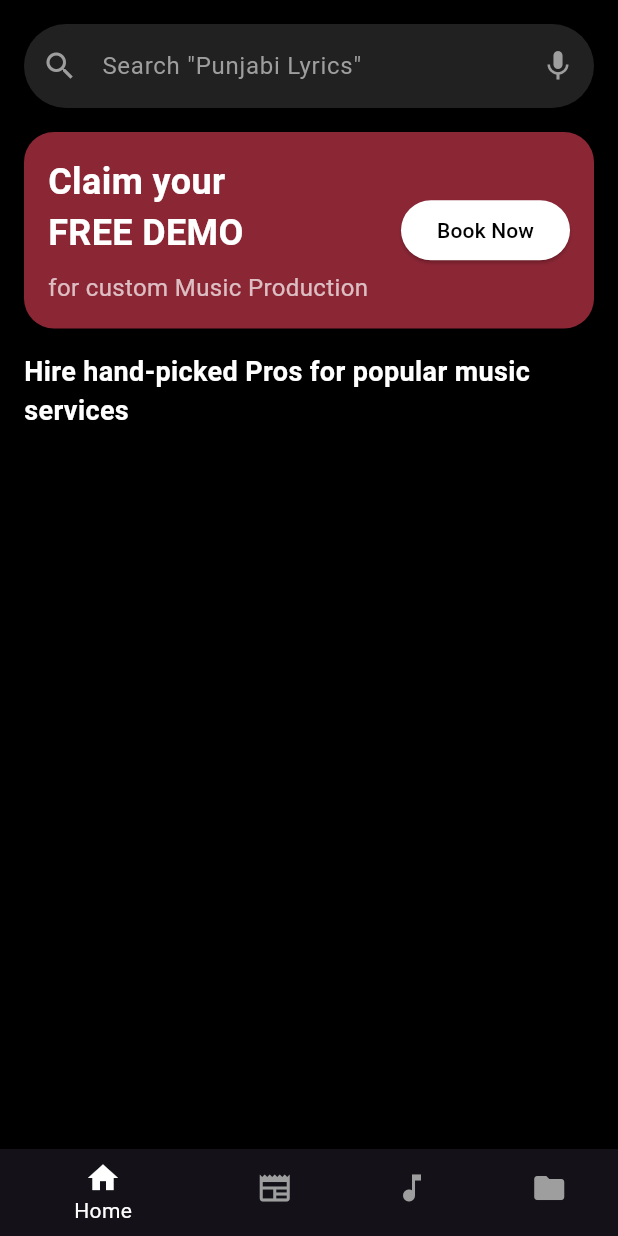
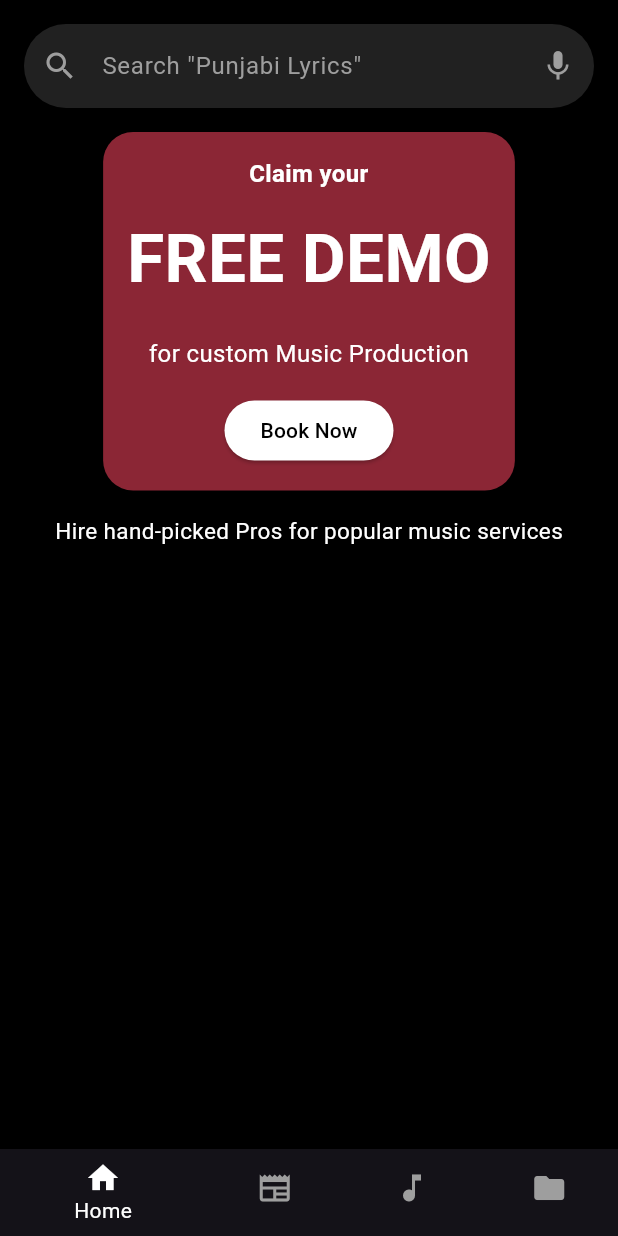
Before and after one commit to shenmareparas/S.Rocks.Music, a Flutter app: the screen it shows after launch, on a phone screen of 412 x 824 dp. Run offline on Flutter 3.47's test engine with Material 3 defaults, Android fonts, the phone set to English and light mode, and no system bars; our stand-ins replace cloud_firestore, firebase_core; accounts and stored records are empty.

```diff
--- a/lib/models/service.dart
+++ b/lib/models/service.dart
@@ -2,11 +2,13 @@ class Service {
   final String title;
   final String description;
   final String iconPath;
+  final String bannerPath;
 
   Service({
     required this.title,
     required this.description,
     required this.iconPath,
+    required this.bannerPath,
   });
 
   factory Service.fromMap(Map<String, dynamic> map) {
@@ -14,6 +16,7 @@ class Service {
       title: map['title'] ?? 'No Title',
       description: map['description'] ?? 'No Description',
       iconPath: map['iconPath'] ?? 'assets/icons/default_icon.png',
+      bannerPath: map['bannerPath'] ?? 'assets/banners/default_background.png',
     );
   }
 }
--- a/lib/views/home_screen.dart
+++ b/lib/views/home_screen.dart
@@ -39,32 +39,38 @@ class HomeScreen extends StatelessWidget {
                 color: Color(0xFF8B2635),
                 borderRadius: BorderRadius.circular(20),
               ),
-              child: Row(
-                mainAxisAlignment: MainAxisAlignment.spaceBetween,
-                children: [
-                  Expanded(
               child: Column(
-                      crossAxisAlignment: CrossAxisAlignment.start,
+                crossAxisAlignment: CrossAxisAlignment.center, // Center-align all elements
                 children: [
                   Text(
-                          'Claim your\nFREE DEMO',
+                    'Claim your',
                     style: TextStyle(
                       color: Colors.white,
-                            fontSize: 24,
+                      fontSize: 16,
                       fontWeight: FontWeight.bold,
                     ),
+                    textAlign: TextAlign.center, // Ensure text is centered
                   ),
-                        SizedBox(height: 8),
+                  SizedBox(height: 13),
+                  Text(
+                    'FREE DEMO',
+                    style: TextStyle(
+                      color: Colors.white,
+                      fontSize: 45,
+                      fontWeight: FontWeight.bold,
+                    ),
+                    textAlign: TextAlign.center, // Ensure text is centered
+                  ),
+                  SizedBox(height: 20),
                   Text(
                     'for custom Music Production',
                     style: TextStyle(
-                            color: Colors.white70,
+                      color: Colors.white,
                       fontSize: 16,
                     ),
+                    textAlign: TextAlign.center, // Ensure text is centered
                   ),
-                      ],
-                    ),
-                  ),
+                  SizedBox(height: 16), // Space between text and button
                   ElevatedButton(
                     onPressed: () {},
                     style: ElevatedButton.styleFrom(
@@ -83,13 +89,13 @@ class HomeScreen extends StatelessWidget {
             Padding(
               padding: const EdgeInsets.all(16.0),
               child: Align(
-                alignment: Alignment.centerLeft,
+                alignment: Alignment.center,
                 child: Text(
                   'Hire hand-picked Pros for popular music services',
                   style: TextStyle(
                     color: Colors.white,
-                    fontSize: 18,
-                    fontWeight: FontWeight.bold,
+                    fontSize: 15,
+                    fontWeight: FontWeight.normal,
                   ),
                 ),
               ),
```
Also changed, not shown: lib/views/widgets/service_card.dart (+29 -6 lines), pubspec.yaml (+2 -19 lines), assets/banners/lyrics_writing.png (added), assets/banners/mixing_mastering.png (added), assets/banners/music_production.png (added), assets/banners/vocals.png (added). Lines whose indentation alone changed are shown as unchanged.
